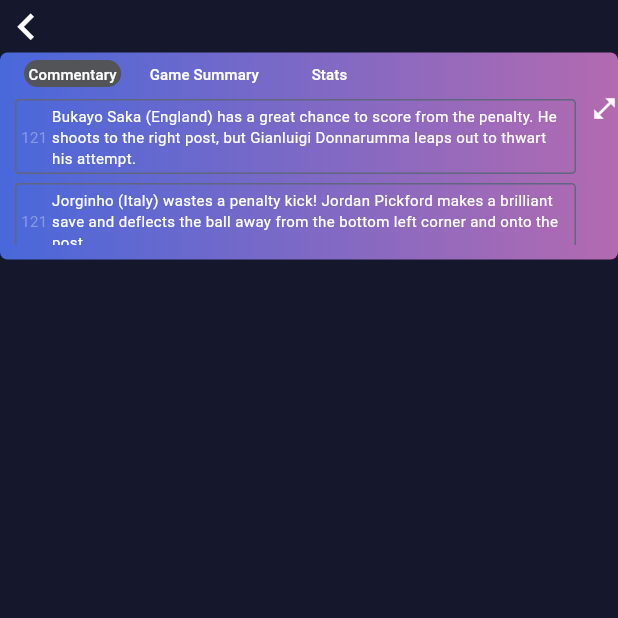
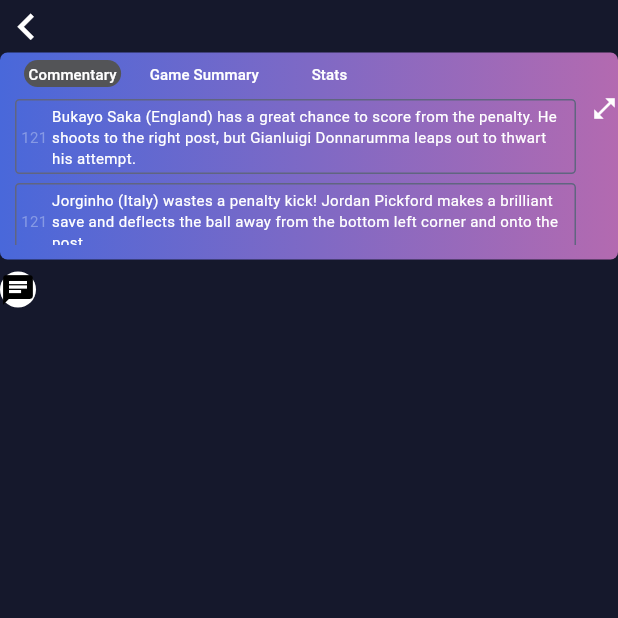
Before and after one commit to butterfly026/SportsSocial, a Flutter app: the BannerWorkPage screen opened by its route, on a phone screen of 412 x 824 dp, the top half of it. Run offline on Flutter 3.47's test engine with Material 3 defaults, Android fonts, the phone set to English and light mode, and no system bars; our stand-ins replace cached_network_image, cloud_firestore, firebase_core, get_it, go_router; accounts and stored records are empty.

Commit message:
add chat widget

```diff
--- a/lib/views/banner_work/banner_work_page.dart
+++ b/lib/views/banner_work/banner_work_page.dart
@@ -1,5 +1,6 @@
 import 'package:flutter/material.dart';
 import 'package:sport_social_mobile_mock/views/banner_work/components/banner_header.dart';
+import 'package:sport_social_mobile_mock/views/banner_work/components/chat_widget.dart';
 
 class BannerWorkPage extends StatefulWidget {
   const BannerWorkPage({super.key});
@@ -9,7 +10,7 @@
 }
 
 class DataMockPageState extends State<BannerWorkPage> {
-
+  int banDispMode = 0;
   @override
   void initState() {
     super.initState();
@@ -31,7 +32,6 @@
     );
   }
 
-
   @override
   Widget build(BuildContext context) {
     return Scaffold(
@@ -41,6 +41,7 @@
           _getMatchStatusBar(),
           const BannerHeader(),
           const SizedBox(height: 8.0),
+          const Expanded(child: ChatWidget())
         ],
       ),
     );
--- /dev/null
+++ b/lib/views/banner_work/components/chat_widget.dart
@@ -0,0 +1,50 @@
+import 'package:flutter/material.dart';
+
+class ChatWidget extends StatefulWidget {
+  const ChatWidget({super.key});
+
+  @override
+  State<ChatWidget> createState() => _ChatWidgetState();
+}
+
+class _ChatWidgetState extends State<ChatWidget> {
+  @override
+  void initState() {
+    super.initState();
+  }
+
+  Widget _getChatHistory() {
+    return Container();
+  }
+
+  @override
+  Widget build(BuildContext context) {
+    return Stack(
+      children: [
+        // Column(
+        //   children: [
+        //     Expanded(
+        //       child: SingleChildScrollView(
+        //         child: _getChatHistory(),
+        //       ),
+        //     )
+        //   ],
+        // ),
+        Row(
+          children: [
+            Container(
+              decoration: BoxDecoration(
+                color: Colors.white,
+                borderRadius: BorderRadius.circular(20),
+              ),
+              child: const Icon(
+                Icons.chat,
+                color: Colors.black,
+              ),
+            )
+          ],
+        )
+      ],
+    );
+  }
+}
```
